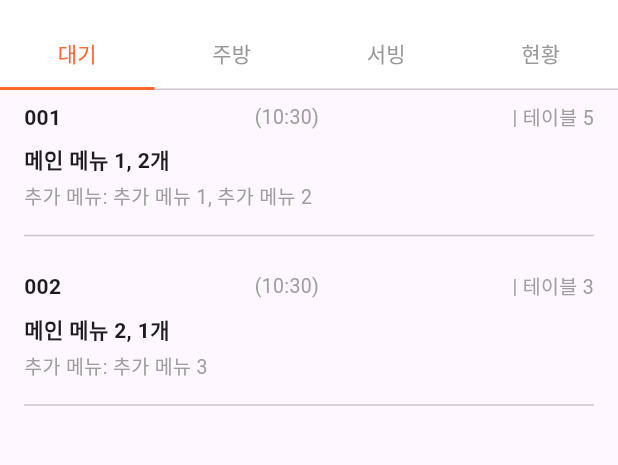
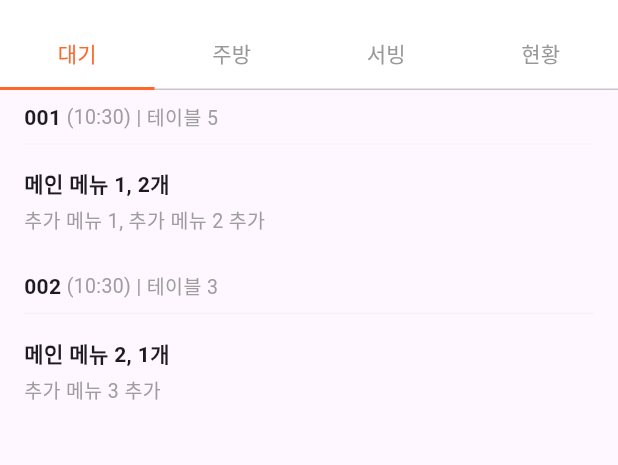
Before and after one commit to olleh365/menuboard-admin, a Flutter app: the screen it shows after launch, on a phone screen of 412 x 824 dp, the part 66-531 px from its top. Run offline on Flutter 3.47's test engine with Material 3 defaults, Android fonts, the phone set to English and light mode, and no system bars; our stand-ins replace fluttertoast.

Commit message:
현재까지

```diff
--- a/lib/waiting_screen.dart
+++ b/lib/waiting_screen.dart
@@ -40,7 +40,6 @@ class WaitingScreen extends StatelessWidget {
           ),
         ],
       ),
-      // 더 많은 주문을 추가할 수 있습니다
     ];
 
     return ListView.builder(
@@ -55,7 +54,6 @@ class WaitingScreen extends StatelessWidget {
             crossAxisAlignment: CrossAxisAlignment.start,
             children: [
               Row(
-                mainAxisAlignment: MainAxisAlignment.spaceBetween,
                 children: [
                   Text(
                     order.orderNumber,
@@ -65,20 +63,23 @@ class WaitingScreen extends StatelessWidget {
                     ),
                   ),
                   Text(
-                    '($formattedTime)',
+                    ' ($formattedTime)',
                     style: const TextStyle(
                       fontSize: 13,
                       color: Colors.grey,
                     ),
                   ),
                   Text(
-                    '| 테이블 ${order.tableNumber}',
+                    ' | 테이블 ${order.tableNumber}',
                     style: const TextStyle(
                       fontSize: 13,
                       color: Colors.grey,
                     ),
                   ),
                 ],
+              ),
+              const Divider(
+                color: Color(0xFFF5F5F5),
               ),
               ...order.items.map((item) =>
                   Column(
@@ -94,8 +95,8 @@ class WaitingScreen extends StatelessWidget {
                       ),
                       const SizedBox(height: 4),
                       Text(
-                        '추가 메뉴: ${item.additionalMenu.map((
-                            addItem) => addItem.name).join(', ')}',
+                        '${item.additionalMenu.map((
+                            addItem) => addItem.name).join(', ')} 추가',
                         style: const TextStyle(
                           fontSize: 13,
                           color: Colors.grey,
@@ -104,7 +105,6 @@ class WaitingScreen extends StatelessWidget {
                     ],
                   )),
               const SizedBox(height: 8),
-              const Divider(),
             ],
           ),
         );
```
